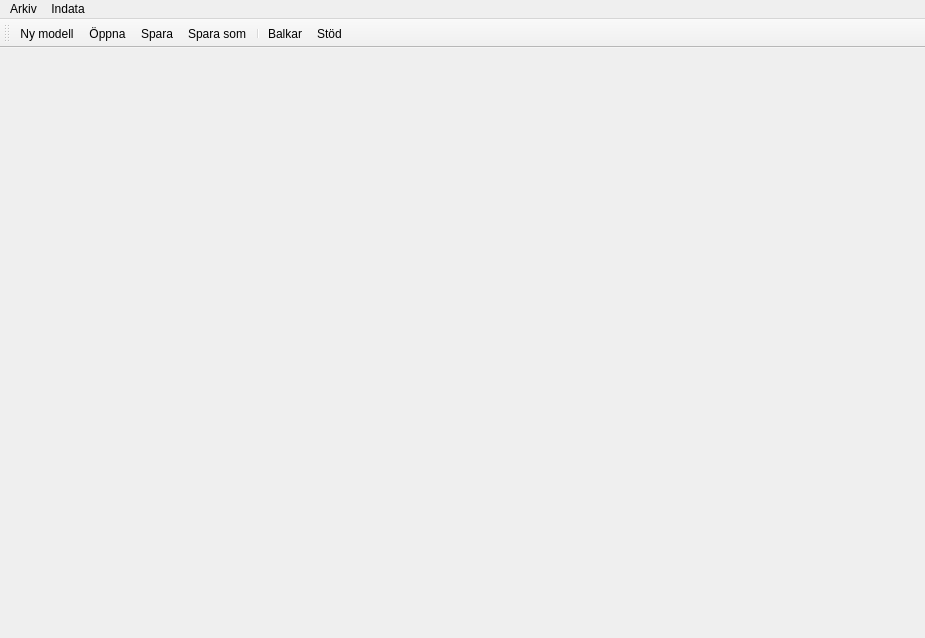
jonaslindemann/compute-course-public, file ui/cases/beam_app/beam_app.ui: the form before one commit.
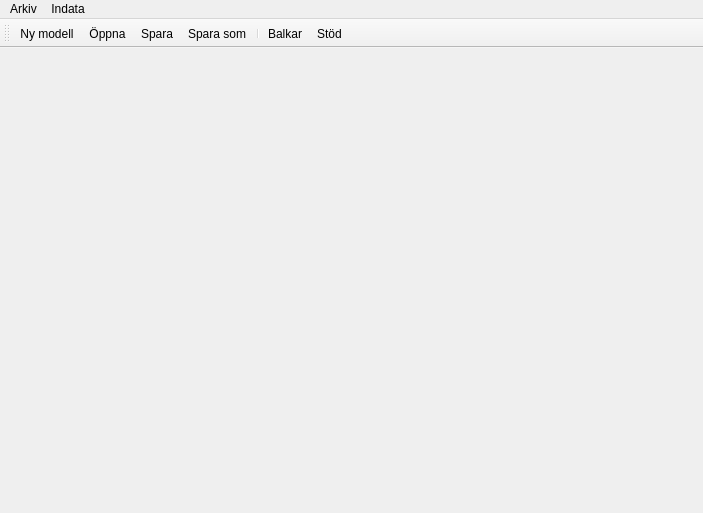
The form after the commit. Icons and pictures are not drawn.

Commit message: Added f2py beam example

Diff of the .ui file:
```diff
--- a/ui/cases/beam_app/beam_app.ui
+++ b/ui/cases/beam_app/beam_app.ui
@@ -6,8 +6,8 @@
    <rect>
     <x>0</x>
     <y>0</y>
-    <width>925</width>
-    <height>638</height>
+    <width>703</width>
+    <height>513</height>
    </rect>
   </property>
   <property name="windowTitle">
@@ -41,8 +41,8 @@
     <rect>
      <x>0</x>
      <y>0</y>
-     <width>925</width>
-     <height>21</height>
+     <width>703</width>
+     <height>22</height>
     </rect>
    </property>
    <widget class="QMenu" name="file_menu">
```
The commit also changes 8 other files.
